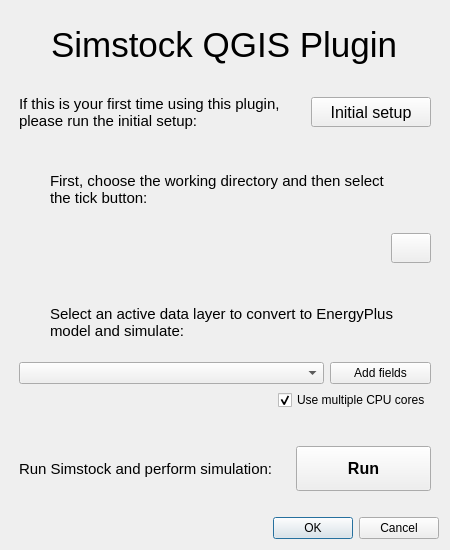
Before: the Qt Designer form Simstock_QGIS_dialog_base.ui in UCL/simstock_qgis, drawn with Qt 5.
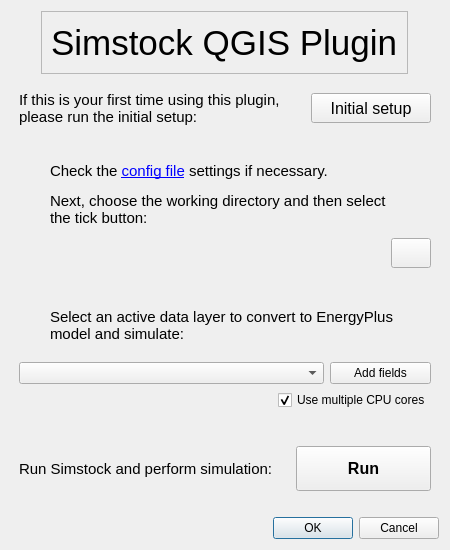
After: the same form once the commit is applied. Icons and pictures are not drawn. Custom widgets are drawn as their Qt base class.

Commit message:
Added hyperlink to config, temp #19 solution
This works on Windows but needs testing on Mac.

What changed in the file:
```diff
--- a/Simstock_QGIS_dialog_base.ui
+++ b/Simstock_QGIS_dialog_base.ui
@@ -27,6 +27,18 @@
        <pointsize>26</pointsize>
       </font>
      </property>
+     <property name="frameShape">
+      <enum>QFrame::StyledPanel</enum>
+     </property>
+     <property name="frameShadow">
+      <enum>QFrame::Plain</enum>
+     </property>
+     <property name="lineWidth">
+      <number>2</number>
+     </property>
+     <property name="midLineWidth">
+      <number>0</number>
+     </property>
      <property name="text">
       <string>Simstock QGIS Plugin</string>
      </property>
@@ -92,7 +104,7 @@
      <property name="minimumSize">
       <size>
        <width>350</width>
-       <height>0</height>
+       <height>75</height>
       </size>
      </property>
      <property name="font">
@@ -100,12 +112,30 @@
        <pointsize>11</pointsize>
       </font>
      </property>
+     <property name="frameShape">
+      <enum>QFrame::NoFrame</enum>
+     </property>
+     <property name="frameShadow">
+      <enum>QFrame::Plain</enum>
+     </property>
+     <property name="lineWidth">
+      <number>1</number>
+     </property>
+     <property name="midLineWidth">
+      <number>0</number>
+     </property>
      <property name="text">
-      <string>First, choose the working directory and then select the tick button:</string>
+      <string>&lt;html&gt;&lt;head/&gt;&lt;body&gt;&lt;p&gt;Check the &lt;a href=&quot;test&quot;&gt;&lt;span style=&quot; text-decoration: underline; color:#0000ff;&quot;&gt;config file&lt;/span&gt;&lt;/a&gt; settings if necessary.&lt;/p&gt;&lt;p&gt;Next, choose the working directory and then select the tick button:&lt;/p&gt;&lt;/body&gt;&lt;/html&gt;</string>
+     </property>
+     <property name="alignment">
+      <set>Qt::AlignBottom|Qt::AlignLeading|Qt::AlignLeft</set>
      </property>
      <property name="wordWrap">
       <bool>true</bool>
      </property>
+     <property name="margin">
+      <number>1</number>
+     </property>
     </widget>
    </item>
    <item>
```
The commit also changes 1 other file.
